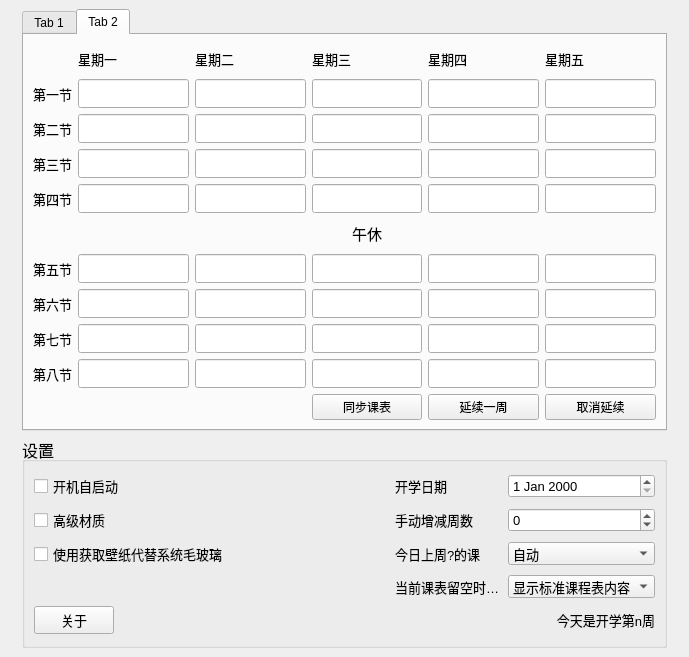
Before: the Qt Designer form mainwindow.ui in ooorange-git/SmartSchedule, drawn with Qt 5.
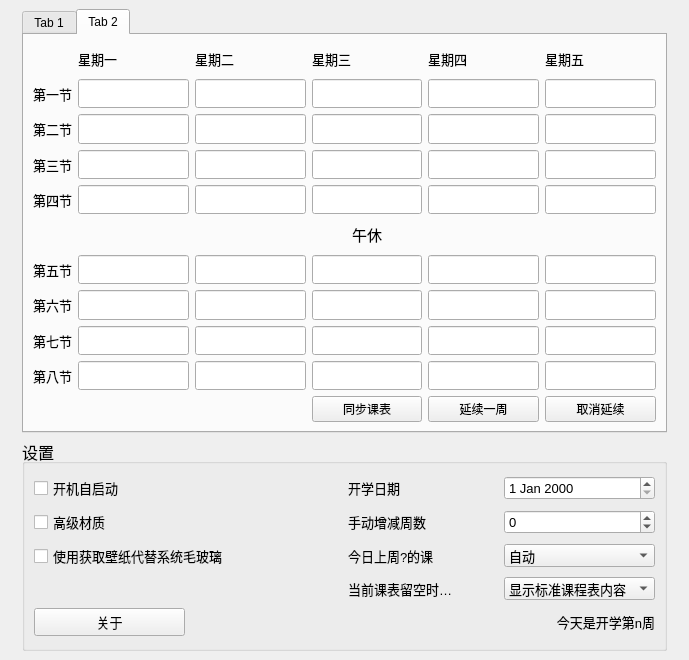
After: the same form once the commit is applied. Icons and pictures are not drawn.

Diff of the .ui file:
```diff
--- a/mainwindow.ui
+++ b/mainwindow.ui
@@ -7,7 +7,7 @@
     <x>0</x>
     <y>0</y>
     <width>689</width>
-    <height>657</height>
+    <height>660</height>
    </rect>
   </property>
   <property name="windowTitle">
@@ -1658,100 +1658,7 @@
       <property name="title">
        <string>设置</string>
       </property>
-      <layout class="QGridLayout" name="gridLayout" columnstretch="0,2,0,1,0">
-       <item row="1" column="3">
-        <widget class="QLabel" name="label">
-         <property name="font">
-          <font>
-           <pointsize>10</pointsize>
-          </font>
-         </property>
-         <property name="text">
-          <string>手动增减周数</string>
-         </property>
-        </widget>
-       </item>
-       <item row="4" column="4">
-        <widget class="QLabel" name="week">
-         <property name="font">
-          <font>
-           <pointsize>10</pointsize>
-          </font>
-         </property>
-         <property name="text">
-          <string>今天是开学第n周</string>
-         </property>
-         <property name="alignment">
-          <set>Qt::AlignRight|Qt::AlignTrailing|Qt::AlignVCenter</set>
-         </property>
-        </widget>
-       </item>
-       <item row="0" column="4">
-        <widget class="QDateEdit" name="dateEdit">
-         <property name="sizePolicy">
-          <sizepolicy hsizetype="Preferred" vsizetype="Fixed">
-           <horstretch>0</horstretch>
-           <verstretch>0</verstretch>
-          </sizepolicy>
-         </property>
-         <property name="font">
-          <font>
-           <pointsize>10</pointsize>
-          </font>
-         </property>
-        </widget>
-       </item>
-       <item row="1" column="0">
-        <widget class="QCheckBox" name="checkBox">
-         <property name="font">
-          <font>
-           <pointsize>10</pointsize>
-          </font>
-         </property>
-         <property name="text">
-          <string>高级材质</string>
-         </property>
-        </widget>
-       </item>
-       <item row="4" column="0" colspan="3">
-        <widget class="QPushButton" name="aboutButton">
-         <property name="enabled">
-          <bool>true</bool>
-         </property>
-         <property name="sizePolicy">
-          <sizepolicy hsizetype="Fixed" vsizetype="Fixed">
-           <horstretch>0</horstretch>
-           <verstretch>0</verstretch>
-          </sizepolicy>
-         </property>
-         <property name="baseSize">
-          <size>
-           <width>0</width>
-           <height>0</height>
-          </size>
-         </property>
-         <property name="font">
-          <font>
-           <pointsize>10</pointsize>
-          </font>
-         </property>
-         <property name="text">
-          <string>关于</string>
-         </property>
-        </widget>
-       </item>
-       <item row="0" column="3">
-        <widget class="QLabel" name="label_2">
-         <property name="font">
-          <font>
-           <pointsize>10</pointsize>
-          </font>
-         </property>
-         <property name="text">
-          <string>开学日期</string>
-         </property>
-        </widget>
-       </item>
+      <layout class="QGridLayout" name="gridLayout" columnstretch="0,0,0,0,0">
        <item row="2" column="4">
         <widget class="QComboBox" name="day">
          <property name="font">
@@ -1791,73 +1698,6 @@
          </item>
         </widget>
        </item>
-       <item row="0" column="0">
-        <widget class="QCheckBox" name="TurnOn">
-         <property name="sizePolicy">
-          <sizepolicy hsizetype="Preferred" vsizetype="Fixed">
-           <horstretch>0</horstretch>
-           <verstretch>0</verstretch>
-          </sizepolicy>
-         </property>
-         <property name="font">
-          <font>
-           <pointsize>10</pointsize>
-          </font>
-         </property>
-         <property name="text">
-          <string>开机自启动</string>
-         </property>
-         <property name="tristate">
-          <bool>false</bool>
-         </property>
-        </widget>
-       </item>
-       <item row="2" column="3">
-        <widget class="QLabel" name="label_3">
-         <property name="font">
-          <font>
-           <pointsize>10</pointsize>
-          </font>
-         </property>
-         <property name="text">
-          <string>今日上周?的课</string>
-         </property>
-        </widget>
-       </item>
-       <item row="2" column="0" colspan="2">
-        <widget class="QCheckBox" name="checkBox_2">
-         <property name="sizePolicy">
-          <sizepolicy hsizetype="Preferred" vsizetype="Fixed">
-           <horstretch>0</horstretch>
-           <verstretch>0</verstretch>
-          </sizepolicy>
-         </property>
-         <property name="font">
-          <font>
-           <pointsize>10</pointsize>
-          </font>
-         </property>
-         <property name="text">
-          <string>使用获取壁纸代替系统毛玻璃</string>
-         </property>
-        </widget>
-       </item>
-       <item row="1" column="2">
-        <spacer name="horizontalSpacer">
-         <property name="orientation">
-          <enum>Qt::Horizontal</enum>
-         </property>
-         <property name="sizeType">
-          <enum>QSizePolicy::Preferred</enum>
-         </property>
-         <property name="sizeHint" stdset="0">
-          <size>
-           <width>40</width>
-           <height>20</height>
-          </size>
-         </property>
-        </spacer>
-       </item>
        <item row="1" column="4">
         <widget class="QSpinBox" name="spinBox">
          <property name="sizePolicy">
@@ -1879,6 +1719,51 @@
          </property>
         </widget>
        </item>
+       <item row="1" column="3">
+        <widget class="QLabel" name="label">
+         <property name="font">
+          <font>
+           <pointsize>10</pointsize>
+          </font>
+         </property>
+         <property name="text">
+          <string>手动增减周数</string>
+         </property>
+        </widget>
+       </item>
+       <item row="1" column="0">
+        <widget class="QCheckBox" name="checkBox">
+         <property name="font">
+          <font>
+           <pointsize>10</pointsize>
+          </font>
+         </property>
+         <property name="text">
+          <string>高级材质</string>
+         </property>
+        </widget>
+       </item>
+       <item row="0" column="0">
+        <widget class="QCheckBox" name="TurnOn">
+         <property name="sizePolicy">
+          <sizepolicy hsizetype="Preferred" vsizetype="Fixed">
+           <horstretch>0</horstretch>
+           <verstretch>0</verstretch>
+          </sizepolicy>
+         </property>
+         <property name="font">
+          <font>
+           <pointsize>10</pointsize>
+          </font>
+         </property>
+         <property name="text">
+          <string>开机自启动</string>
+         </property>
+         <property name="tristate">
+          <bool>false</bool>
+         </property>
+        </widget>
+       </item>
        <item row="3" column="4">
         <widget class="QComboBox" name="ifEmpty">
          <property name="font">
@@ -1903,6 +1788,33 @@
          </item>
         </widget>
        </item>
+       <item row="2" column="3">
+        <widget class="QLabel" name="label_3">
+         <property name="font">
+          <font>
+           <pointsize>10</pointsize>
+          </font>
+         </property>
+         <property name="text">
+          <string>今日上周?的课</string>
+         </property>
+        </widget>
+       </item>
+       <item row="0" column="4">
+        <widget class="QDateEdit" name="dateEdit">
+         <property name="sizePolicy">
+          <sizepolicy hsizetype="Preferred" vsizetype="Fixed">
+           <horstretch>0</horstretch>
+           <verstretch>0</verstretch>
+          </sizepolicy>
+         </property>
+         <property name="font">
+          <font>
+           <pointsize>10</pointsize>
+          </font>
+         </property>
+        </widget>
+       </item>
        <item row="3" column="3">
         <widget class="QLabel" name="label_32">
          <property name="font">
@@ -1915,6 +1827,78 @@
          </property>
         </widget>
        </item>
+       <item row="2" column="0" colspan="2">
+        <widget class="QCheckBox" name="checkBox_2">
+         <property name="sizePolicy">
+          <sizepolicy hsizetype="Preferred" vsizetype="Fixed">
+           <horstretch>0</horstretch>
+           <verstretch>0</verstretch>
+          </sizepolicy>
+         </property>
+         <property name="font">
+          <font>
+           <pointsize>10</pointsize>
+          </font>
+         </property>
+         <property name="text">
+          <string>使用获取壁纸代替系统毛玻璃</string>
+         </property>
+        </widget>
+       </item>
+       <item row="0" column="3">
+        <widget class="QLabel" name="label_2">
+         <property name="font">
+          <font>
+           <pointsize>10</pointsize>
+          </font>
+         </property>
+         <property name="text">
+          <string>开学日期</string>
+         </property>
+        </widget>
+       </item>
+       <item row="4" column="4">
+        <widget class="QLabel" name="week">
+         <property name="font">
+          <font>
+           <pointsize>10</pointsize>
+          </font>
+         </property>
+         <property name="text">
+          <string>今天是开学第n周</string>
+         </property>
+         <property name="alignment">
+          <set>Qt::AlignRight|Qt::AlignTrailing|Qt::AlignVCenter</set>
+         </property>
+        </widget>
+       </item>
+       <item row="4" column="0">
+        <widget class="QPushButton" name="aboutButton">
+         <property name="enabled">
+          <bool>true</bool>
+         </property>
+         <property name="sizePolicy">
+          <sizepolicy hsizetype="Preferred" vsizetype="Fixed">
+           <horstretch>0</horstretch>
+           <verstretch>0</verstretch>
+          </sizepolicy>
+         </property>
+         <property name="baseSize">
+          <size>
+           <width>0</width>
+           <height>0</height>
+          </size>
+         </property>
+         <property name="font">
+          <font>
+           <pointsize>10</pointsize>
+          </font>
+         </property>
+         <property name="text">
+          <string>关于</string>
+         </property>
+        </widget>
+       </item>
       </layout>
      </widget>
     </item>
```
